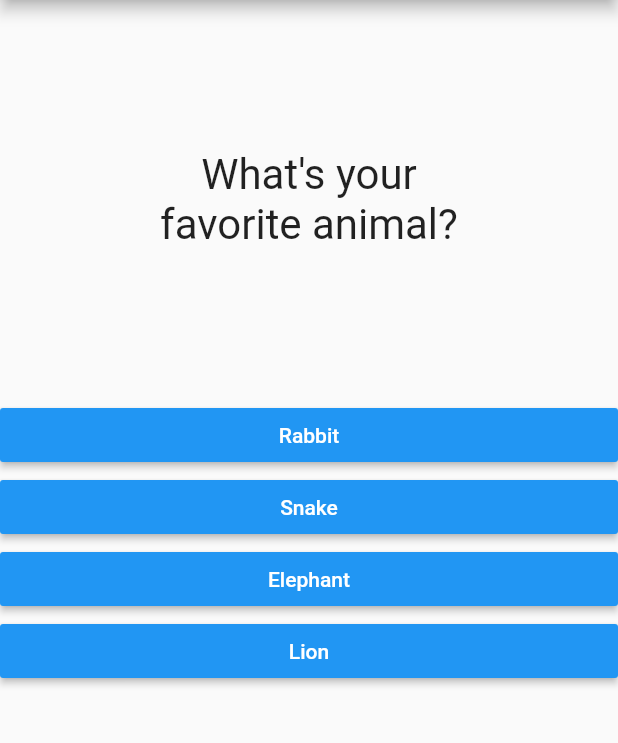
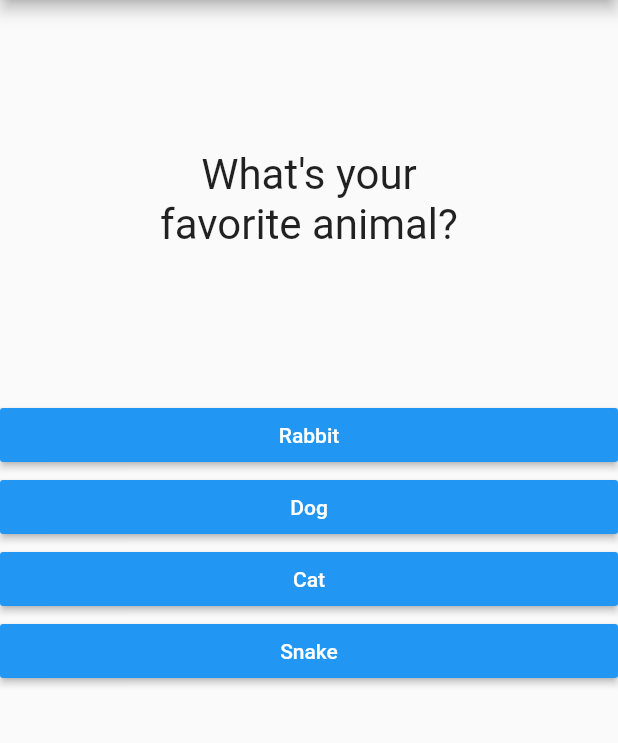
Before and after one commit to benjaminykim/flutter-basic-example, a Flutter app: the screen it shows after launch, after a tap on "Black", on a phone screen of 412 x 824 dp, the part 84-827 px from its top. Run offline on Flutter 3.47's test engine with Material 2 defaults, Android fonts, the phone set to English and light mode, and no system bars.

Commit message:
create quiz and result flow

```diff
--- a/lib/main.dart
+++ b/lib/main.dart
@@ -1,7 +1,7 @@
 import 'package:flutter/material.dart';
 
-import './question.dart';
-import './answer.dart';
+import './quiz.dart';
+import './result.dart';
 
 void main() => runApp(MyApp());
 
@@ -14,49 +14,69 @@ class MyApp extends StatefulWidget {
 
 class _MyAppState extends State<MyApp> {
   var _questionIndex = 0;
+  var _totalScore = 0;
+  final _questions = const [
+    {
+      'questionText': 'What\'s your favorite color?',
+      'answers': [
+        {'text': 'Black', 'score': 15},
+        {'text': 'Red', 'score': 5},
+        {'text': 'Green', 'score': 10},
+        {'text': 'White', 'score': 1},
+      ]
+    },
+    {
+      'questionText': 'What\'s your favorite animal?',
+      'answers': [
+        {'text': 'Rabbit', 'score': 15},
+        {'text': 'Dog', 'score': 5},
+        {'text': 'Cat', 'score': 10},
+        {'text': 'Snake', 'score': 1},
+      ]
+    },
+    {
+      'questionText': 'What\'s your favorite meal?',
+      'answers': [
+        {'text': 'Lasagna', 'score': 15},
+        {'text': 'Burger', 'score': 5},
+        {'text': 'Taco', 'score': 10},
+        {'text': 'Egg', 'score': 1},
+      ]
+    },
+  ];
 
-  void _answerQuestion() {
-    setState(() {
-      _questionIndex = _questionIndex + 1;
-      if (_questionIndex >= 3) {
+  void _answerQuestion(int score) {
+    _totalScore += score;
+    if (_questionIndex < _questions.length) {
+      setState(() {
+        _questionIndex = _questionIndex + 1;
+      });
+    }
+    print(_questionIndex);
+  }
+
+  void _resetQuiz() {
+    setState(
+      () {
         _questionIndex = 0;
-      }
-    });
-    print(_questionIndex);
+        _totalScore = 0;
+      },
+    );
   }
 
   @override
   Widget build(BuildContext context) {
-    const questions = [
-      {
-        'questionText': 'What\'s your favorite color?',
-        'answers': ['Black', 'Red', 'Green', 'White'],
-      },
-      {
-        'questionText': 'What\'s your favorite animal?',
-        'answers': ['Rabbit', 'Snake', 'Elephant', 'Lion'],
-      },
-      {
-        'questionText': 'What\'s your favorite meal?',
-        'answers': ['Rabbit', 'Salad', 'Eggs', 'Lasagna'],
-      },
-    ];
     return MaterialApp(
       home: Scaffold(
         appBar: AppBar(
           title: Text("My First App"),
         ),
-        body: Column(
-          children: [
-            Question(
-              questions[_questionIndex]['questionText'],
-            ),
-            ...(questions[_questionIndex]['answers'] as List<String>)
-                .map((answer) {
-              return Answer(_answerQuestion, answer);
-            }).toList(),
-          ],
-        ),
+        body: _questionIndex < _questions.length
+            ? Quiz(
+                answerQuestion: _answerQuestion,
+                questions: _questions,
+                questionIndex: _questionIndex)
+            : Result(_totalScore, _resetQuiz),
       ),
     );
   }
--- /dev/null
+++ b/lib/quiz.dart
@@ -0,0 +1,26 @@
+import 'package:flutter/material.dart';
+
+import './question.dart';
+import './answer.dart';
+
+class Quiz extends StatelessWidget {
+  final List<Map<String, Object>> questions;
+  final int questionIndex;
+  final Function answerQuestion;
+
+  Quiz({@required this.questions, @required this.answerQuestion, @required this.questionIndex});
+  @override
+  Widget build(BuildContext context) {
+    return Column(
+          children: [
+            Question(
+              questions[questionIndex]['questionText'],
+            ),
+            ...(questions[questionIndex]['answers'] as List<Map<String, Object>>)
+                .map((answer) {
+              return Answer(() => answerQuestion(answer['score']), answer['text']);
+            }).toList(),
+          ],
+    );
+  }
+}
```
Also changed, not shown: lib/result.dart (added, +41 -0 lines).
